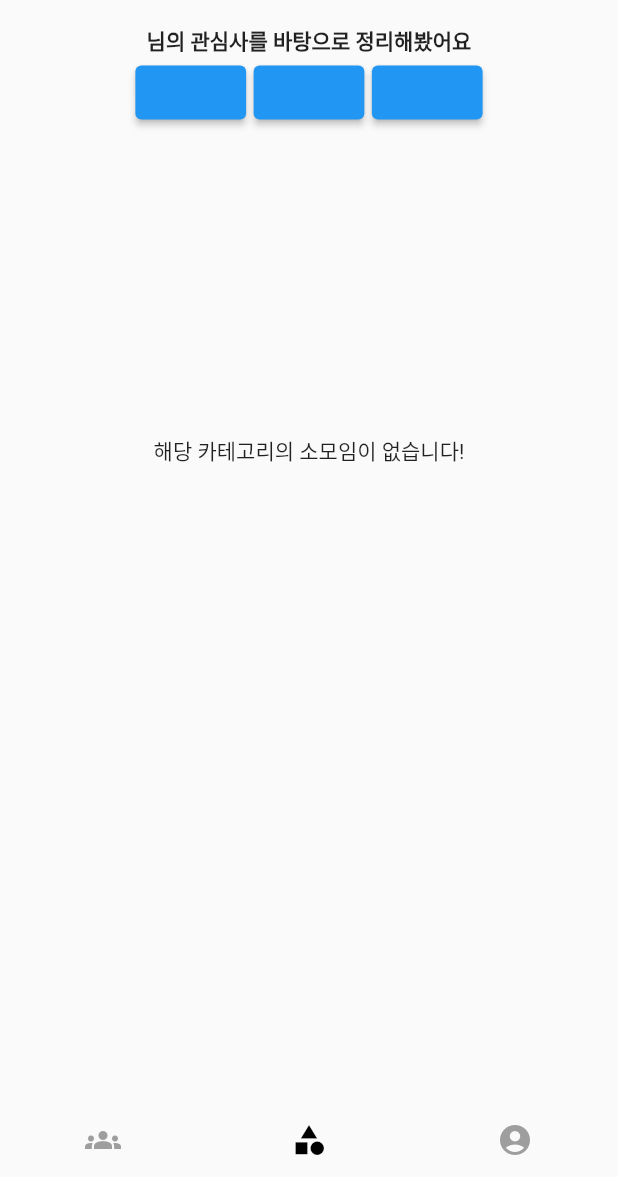
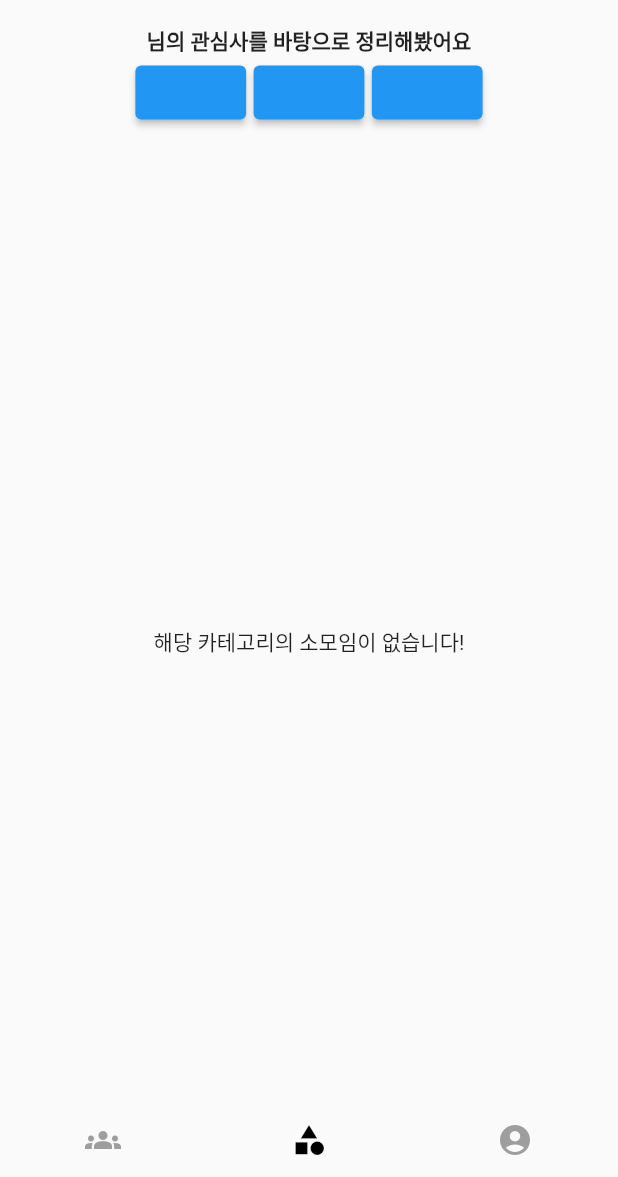
Before and after one commit to SEUNGHYUN-PARK/nh_party, a Flutter app: the MainPage screen opened directly, item 2 of the bottom bar chosen, on a phone screen of 412 x 824 dp, the part 59-1236 px from its top. Run offline on Flutter 3.47's test engine with Material 2 defaults, Android fonts, the phone set to English and light mode, and no system bars; our stand-ins replace carousel_slider, cloud_firestore, email_validator, firebase_auth, firebase_core, flutter_chat_bubble and 6 more; accounts and stored records are empty; Roboto replaces fonts that are missing (NanumBarunGothic).

Commit message:
resolution setting

```diff
--- a/lib/DetailPage/DetailPageMember.dart
+++ b/lib/DetailPage/DetailPageMember.dart
@@ -237,7 +237,7 @@ class _DetailPageMemberState extends State<DetailPageMember> {
                                         children: [
                                           Text("${waiting[position].name}"),
                                           SizedBox(
-                                            width: 140
+                                            width: MediaQuery.of(context).size.width*0.7
                                           ),
                                           TextButton(
                                               onPressed: () async{
@@ -337,9 +337,6 @@ class _DetailPageMemberState extends State<DetailPageMember> {
                 //   mainAxisAlignment: MainAxisAlignment.center,
                 //   children: [Text("신규회원 신청목록")], //,Icon(Icons.add)
                 // ),
-
-
-
               ],
             );
           }
--- a/lib/DetailPage/DetailPageOutline.dart
+++ b/lib/DetailPage/DetailPageOutline.dart
@@ -238,6 +238,7 @@ class _DetailPageOutlineState extends State<DetailPageOutline> {
                                                       child: Row(
                                                         children: [
                                                           Container(
+                                                            width: MediaQuery.of(context).size.width/11,
                                                             child: Padding(
                                                               padding: EdgeInsets.all(4.0),
                                                               child: Column(
@@ -248,7 +249,7 @@ class _DetailPageOutlineState extends State<DetailPageOutline> {
                                                             ),
                                                           ),
                                                           Container(
-                                                            width : 160,
+                                                            width : (MediaQuery.of(context).size.width)/3,
                                                             child: Column(
                                                               crossAxisAlignment: CrossAxisAlignment.start,
                                                               mainAxisAlignment: MainAxisAlignment.center,
@@ -261,6 +262,7 @@ class _DetailPageOutlineState extends State<DetailPageOutline> {
                                                             ),
                                                           ),
                                                           Container(
+                                                            width: (MediaQuery.of(context).size.width)/2.5,
                                                             child: Column(
                                                               mainAxisAlignment: MainAxisAlignment.center,
                                                               crossAxisAlignment: CrossAxisAlignment.end,
--- a/lib/SubPage/EtcSubPage.dart
+++ b/lib/SubPage/EtcSubPage.dart
@@ -119,7 +119,7 @@ class _EtcSubPageState extends State<EtcSubPage> {
 
           Center(
             child: SizedBox(
-              height: 430,
+              height: MediaQuery.of(context).size.height*0.83,
               child: FutureBuilder(
                 future: getMySomoim(),
                 builder: (BuildContext context, AsyncSnapshot snapshot) {
--- a/lib/SubPage/MyPartyListSubPage.dart
+++ b/lib/SubPage/MyPartyListSubPage.dart
@@ -181,8 +181,8 @@ class _MyPartyListSubPageState extends State<MyPartyListSubPage> {
               ],
             ),
             Center(
-              child: SizedBox(
-                height: 430,
+              child: Container(
+                height: MediaQuery.of(context).size.height*0.83,
                 child: FutureBuilder(
                   future: getMyCategory(_chooseFav),
                   builder: (BuildContext context, AsyncSnapshot snapshot) {
```
Also changed, not shown: lib/DetailPage/DetailPageBoard.dart (+13 -4 lines).
